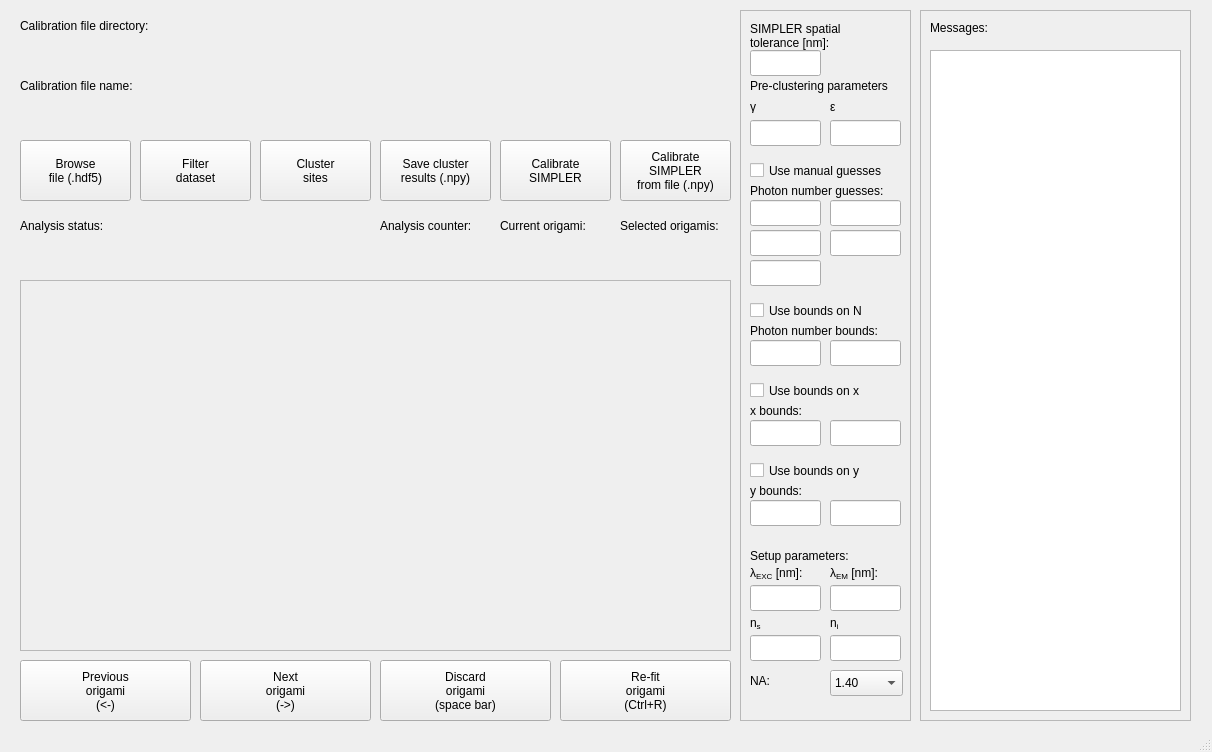
azelcer/picasimpler, file src/picasimpler/UI/calibration_ui.ui: the form before one commit.
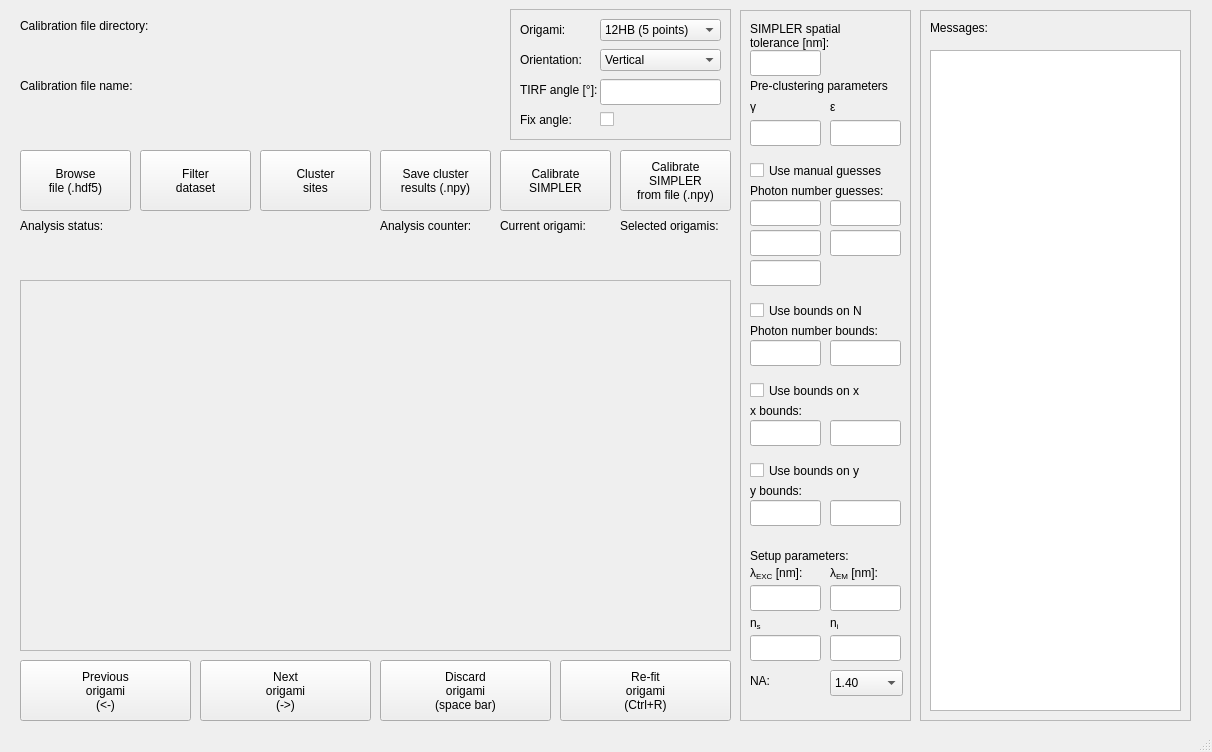
The form after the commit. Custom widgets are drawn as their Qt base class.

Commit message: add choice on the origami type, add log plot, add alpha distribution plot

```diff
--- a/src/picasimpler/UI/calibration_ui.ui
+++ b/src/picasimpler/UI/calibration_ui.ui
@@ -18,7 +18,7 @@
     <property name="geometry">
      <rect>
       <x>140</x>
-      <y>140</y>
+      <y>150</y>
       <width>111</width>
       <height>61</height>
      </rect>
@@ -149,7 +149,7 @@
     <property name="geometry">
      <rect>
       <x>20</x>
-      <y>140</y>
+      <y>150</y>
       <width>111</width>
       <height>61</height>
      </rect>
@@ -164,7 +164,7 @@
      <rect>
       <x>20</x>
       <y>100</y>
-      <width>711</width>
+      <width>481</width>
       <height>31</height>
      </rect>
     </property>
@@ -203,7 +203,7 @@
      <rect>
       <x>20</x>
       <y>40</y>
-      <width>711</width>
+      <width>481</width>
       <height>31</height>
      </rect>
     </property>
@@ -267,7 +267,7 @@
     <property name="geometry">
      <rect>
       <x>260</x>
-      <y>140</y>
+      <y>150</y>
       <width>111</width>
       <height>61</height>
      </rect>
@@ -312,7 +312,7 @@
     <property name="geometry">
      <rect>
       <x>380</x>
-      <y>140</y>
+      <y>150</y>
       <width>111</width>
       <height>61</height>
      </rect>
@@ -326,7 +326,7 @@
     <property name="geometry">
      <rect>
       <x>500</x>
-      <y>140</y>
+      <y>150</y>
       <width>111</width>
       <height>61</height>
      </rect>
@@ -804,7 +804,7 @@
     <property name="geometry">
      <rect>
       <x>620</x>
-      <y>140</y>
+      <y>150</y>
       <width>111</width>
       <height>61</height>
      </rect>
@@ -854,6 +854,137 @@
      </property>
     </widget>
    </widget>
+   <widget class="QFrame" name="sample_frame">
+    <property name="geometry">
+     <rect>
+      <x>510</x>
+      <y>9</y>
+      <width>221</width>
+      <height>131</height>
+     </rect>
+    </property>
+    <property name="frameShape">
+     <enum>QFrame::StyledPanel</enum>
+    </property>
+    <property name="frameShadow">
+     <enum>QFrame::Raised</enum>
+    </property>
+    <widget class="QLabel" name="sampletype_title_label">
+     <property name="geometry">
+      <rect>
+       <x>10</x>
+       <y>10</y>
+       <width>81</width>
+       <height>21</height>
+      </rect>
+     </property>
+     <property name="text">
+      <string>Origami:</string>
+     </property>
+    </widget>
+    <widget class="QComboBox" name="sampletype_combobox">
+     <property name="geometry">
+      <rect>
+       <x>90</x>
+       <y>10</y>
+       <width>121</width>
+       <height>22</height>
+      </rect>
+     </property>
+     <item>
+      <property name="text">
+       <string>12HB (5 points)</string>
+      </property>
+     </item>
+     <item>
+      <property name="text">
+       <string>Rifle (4 points)</string>
+      </property>
+     </item>
+    </widget>
+    <widget class="QLabel" name="orientation_title_label">
+     <property name="geometry">
+      <rect>
+       <x>10</x>
+       <y>40</y>
+       <width>81</width>
+       <height>21</height>
+      </rect>
+     </property>
+     <property name="text">
+      <string>Orientation:</string>
+     </property>
+    </widget>
+    <widget class="QComboBox" name="orientation_combobox">
+     <property name="geometry">
+      <rect>
+       <x>90</x>
+       <y>40</y>
+       <width>121</width>
+       <height>22</height>
+      </rect>
+     </property>
+     <item>
+      <property name="text">
+       <string>Vertical</string>
+      </property>
+     </item>
+     <item>
+      <property name="text">
+       <string>Horizontal</string>
+      </property>
+     </item>
+    </widget>
+    <widget class="QLabel" name="angle_title_label">
+     <property name="geometry">
+      <rect>
+       <x>10</x>
+       <y>70</y>
+       <width>81</width>
+       <height>21</height>
+      </rect>
+     </property>
+     <property name="text">
+      <string>TIRF angle [°]:</string>
+     </property>
+    </widget>
+    <widget class="CustomQLineEdit" name="angle_lineEdit">
+     <property name="geometry">
+      <rect>
+       <x>90</x>
+       <y>70</y>
+       <width>121</width>
+       <height>26</height>
+      </rect>
+     </property>
+    </widget>
+    <widget class="QLabel" name="fix_angle_title_label">
+     <property name="geometry">
+      <rect>
+       <x>10</x>
+       <y>100</y>
+       <width>81</width>
+       <height>21</height>
+      </rect>
+     </property>
+     <property name="text">
+      <string>Fix angle:</string>
+     </property>
+    </widget>
+    <widget class="QCheckBox" name="fix_angle_checkBox">
+     <property name="geometry">
+      <rect>
+       <x>90</x>
+       <y>100</y>
+       <width>81</width>
+       <height>21</height>
+      </rect>
+     </property>
+     <property name="text">
+      <string/>
+     </property>
+    </widget>
+   </widget>
    <zorder>color_frame</zorder>
    <zorder>filter_button</zorder>
    <zorder>analysis_status_label</zorder>
```
Left out of the diff: 5 changed lines with no effect on the pictures. The commit also changes 24 other files.
